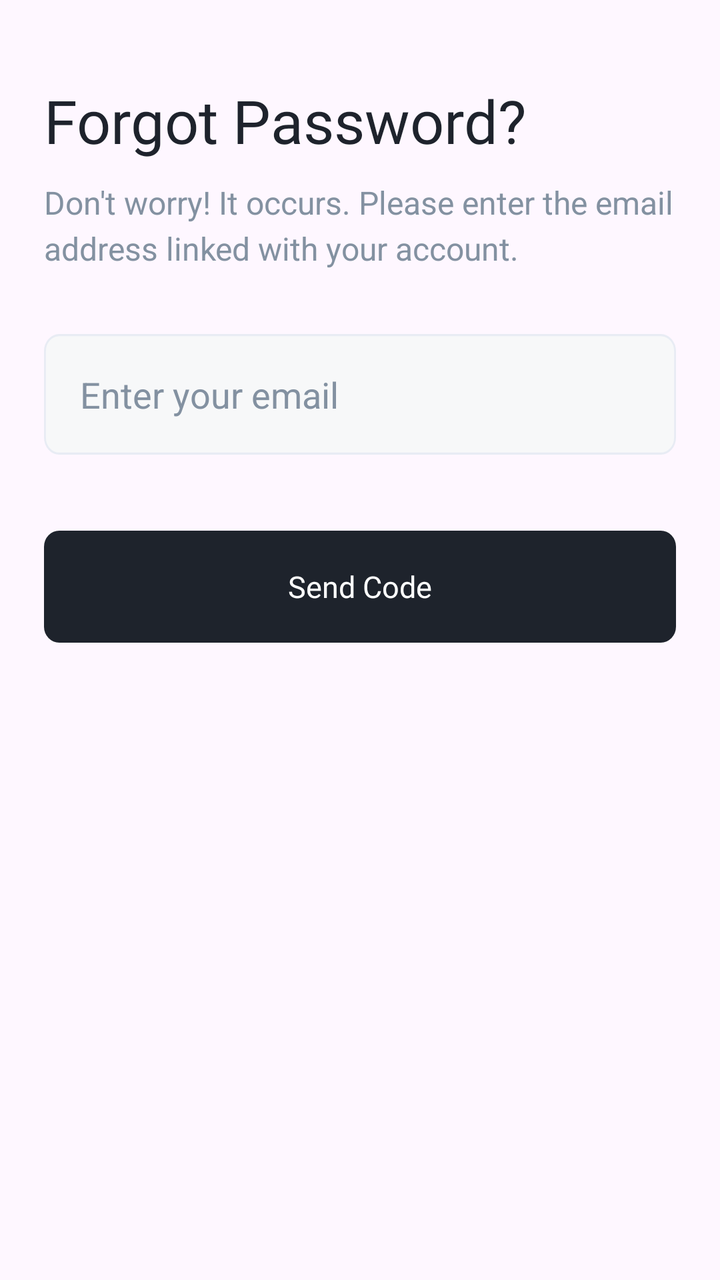
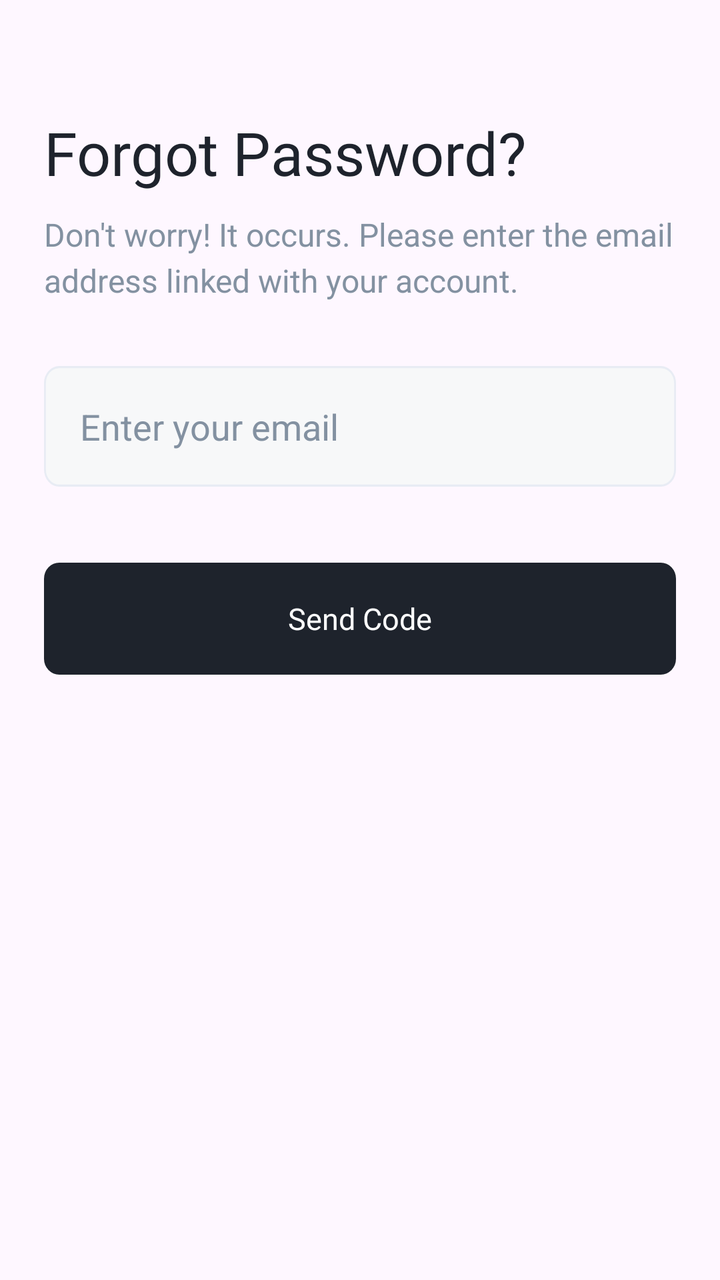

Before-and-after screenshots of an Android layout around one commit, followed by the original layout XML and the change that was made.
<!-- AndroidManifest.xml: application theme Theme.CareerCompass -->
<!-- res/layout/fragment_forgot_password.xml -->
<?xml version="1.0" encoding="utf-8"?>
<androidx.constraintlayout.widget.ConstraintLayout xmlns:android="http://schemas.android.com/apk/res/android"
    xmlns:app="http://schemas.android.com/apk/res-auto"
    xmlns:tools="http://schemas.android.com/tools"
    android:layout_width="match_parent"
    android:layout_height="match_parent"
    tools:context=".ui.auth.fragments.forgot_password.ForgotPasswordFragment">

    <TextView
        android:id="@+id/tvWelcomeMessage"
        android:layout_width="0dp"
        android:layout_height="wrap_content"
        android:layout_marginStart="22dp"
        android:layout_marginTop="40dp"
        android:fontFamily="@font/urbanist_bold"
        android:lineSpacingExtra="2dp"
        android:text="@string/forgot_password"
        android:textColor="@color/dark"
        android:textSize="30sp"
        app:layout_constraintEnd_toEndOf="parent"
        app:layout_constraintStart_toStartOf="parent"
        app:layout_constraintTop_toTopOf="parent" />

    <TextView
        android:id="@+id/tvForgotMessage"
        android:layout_width="0dp"
        android:layout_height="wrap_content"
        android:layout_marginStart="22dp"
        android:layout_marginTop="10dp"
        android:textSize="16sp"
        android:lineSpacingExtra="4dp"
        android:textColor="@color/grey"
        android:layout_marginEnd="22dp"
        android:text="@string/msg_forgot_password"
        app:layout_constraintEnd_toEndOf="parent"
        app:layout_constraintStart_toStartOf="parent"
        app:layout_constraintTop_toBottomOf="@+id/tvWelcomeMessage" />

    <EditText
        android:id="@+id/etEmail"
        android:layout_width="0dp"
        android:layout_height="wrap_content"
        android:layout_marginStart="22dp"
        android:layout_marginTop="32dp"
        android:layout_marginEnd="22dp"
        android:background="@drawable/bg_et_auth"
        android:ems="10"
        android:hint="@string/hint_email"
        android:inputType="textEmailAddress"
        android:padding="18dp"
        android:textColor="@color/darkGrey"
        android:textColorHint="@color/grey"
        app:layout_constraintEnd_toEndOf="parent"
        app:layout_constraintStart_toStartOf="parent"
        app:layout_constraintTop_toBottomOf="@+id/tvForgotMessage"
        tools:ignore="Autofill" />

    <androidx.appcompat.widget.AppCompatButton
        android:id="@+id/btnLogin"
        android:layout_width="0dp"
        android:layout_height="wrap_content"
        android:layout_marginStart="22dp"
        android:layout_marginTop="38dp"
        android:layout_marginEnd="22dp"
        android:background="@drawable/bg_btn_auth"
        android:fontFamily="@font/urbanist_semi_bold"
        android:text="@string/btn_send_code"
        android:textAllCaps="false"
        android:textColor="@color/white"
        android:textSize="15sp"
        app:layout_constraintEnd_toEndOf="parent"
        app:layout_constraintStart_toStartOf="parent"
        app:layout_constraintTop_toBottomOf="@+id/etEmail" />

</androidx.constraintlayout.widget.ConstraintLayout>
<!-- resources referenced by this layout -->
<resources>
  <color name="dark">#1E232C</color>
  <color name="darkGrey">#6A707C</color>
  <color name="grey">#8391A1</color>
  <color name="white">#FFFFFF</color>
  <!-- drawable bg_btn_auth (drawable) -->
  <vector xmlns:android="http://schemas.android.com/apk/res/android"
      android:width="331dp"
      android:height="56dp"
      android:viewportWidth="331"
      android:viewportHeight="56">
    <path
        android:pathData="M8,0L323,0A8,8 0,0 1,331 8L331,48A8,8 0,0 1,323 56L8,56A8,8 0,0 1,0 48L0,8A8,8 0,0 1,8 0z"
        android:fillColor="@color/dark"/>
  </vector>
  <!-- drawable bg_et_auth (drawable) -->
  <vector xmlns:android="http://schemas.android.com/apk/res/android"
      android:width="331dp"
      android:height="56dp"
      android:viewportWidth="331"
      android:viewportHeight="56">
    <path
        android:strokeWidth="1"
        android:pathData="M8,0.5L323,0.5A7.5,7.5 0,0 1,330.5 8L330.5,48A7.5,7.5 0,0 1,323 55.5L8,55.5A7.5,7.5 0,0 1,0.5 48L0.5,8A7.5,7.5 0,0 1,8 0.5z"
        android:fillColor="#F7F8F9"
        android:strokeColor="#E8ECF4"/>
  </vector>
  <string name="btn_send_code">Send Code</string>
  <string name="forgot_password">Forgot Password?</string>
  <string name="hint_email">Enter your email</string>
  <string name="msg_forgot_password">Don\'t worry! It occurs. Please enter the email address linked with your account.</string>
  <style name="Theme.CareerCompass" parent="Base.Theme.CareerCompass" />
  <style name="Base.Theme.CareerCompass" parent="Theme.Material3.Light.NoActionBar">
          
          <item name="colorPrimary">@color/colorPrimary</item>
          <item name="colorPrimaryDark">@color/colorPrimaryDark</item>
      </style>
  <color name="colorPrimary">#7265E2</color>
  <color name="colorPrimaryDark">#4E46B5</color>
</resources>

<!-- the commit's change to res/layout/fragment_forgot_password.xml (unified diff, before → after) -->
@@ -11,7 +11,7 @@
         android:layout_width="0dp"
         android:layout_height="wrap_content"
         android:layout_marginStart="22dp"
-        android:layout_marginTop="40dp"
+        android:layout_marginTop="56dp"
         android:fontFamily="@font/urbanist_bold"
         android:lineSpacingExtra="2dp"
         android:text="@string/forgot_password"
@@ -56,7 +56,7 @@
         tools:ignore="Autofill" />
 
     <androidx.appcompat.widget.AppCompatButton
-        android:id="@+id/btnLogin"
+        android:id="@+id/btnReset"
         android:layout_width="0dp"
         android:layout_height="wrap_content"
         android:layout_marginStart="22dp"
